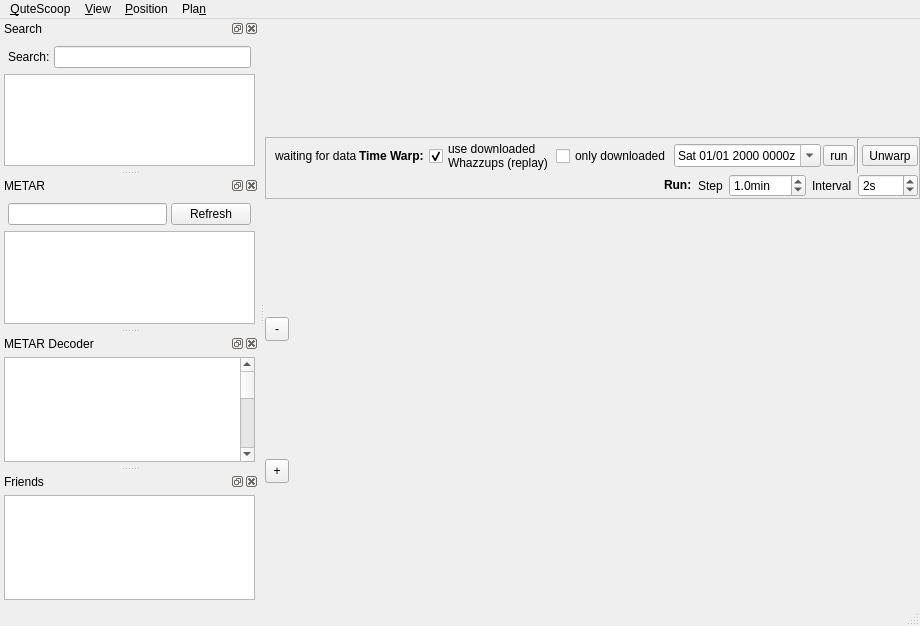
Old version of the form trunk/QuteScoop/src/MainWindow.ui in the repository qutescoop/qutescoop.
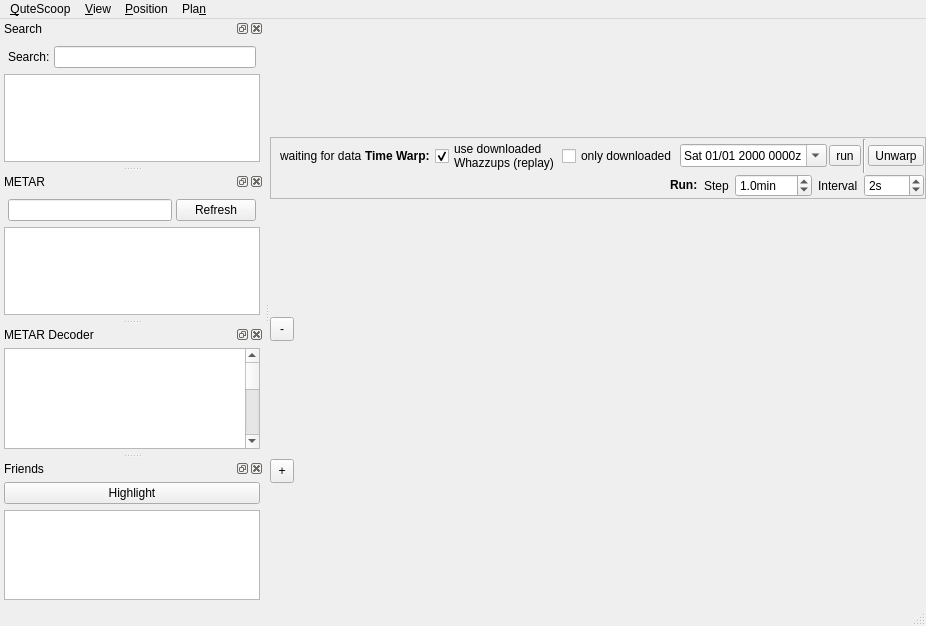
New version of the form. Icons and pictures are not drawn.

Commit message: Version 2.1.6  fixed:   * file naming conventions   * re-enabled View->Sectorview   * re-enabled Whazzup- and Bookings-download-progressbars   * friends-toggling had double update   * formatting error in QuteScoop.sh  added:   * label in launcher visible now (at least on Linux)   * launcher centerred (hopefully working on multi-monitor-systems)  changed:   * wiki-URL has changed

```diff
--- a/trunk/QuteScoop/src/MainWindow.ui
+++ b/trunk/QuteScoop/src/MainWindow.ui
@@ -6,7 +6,7 @@
    <rect>
     <x>0</x>
     <y>0</y>
-    <width>920</width>
+    <width>926</width>
     <height>626</height>
    </rect>
   </property>
@@ -388,8 +388,8 @@
     <rect>
      <x>0</x>
      <y>0</y>
-     <width>920</width>
-     <height>27</height>
+     <width>926</width>
+     <height>21</height>
     </rect>
    </property>
    <property name="statusTip">
@@ -685,38 +685,41 @@
         <string>&lt;!DOCTYPE HTML PUBLIC &quot;-//W3C//DTD HTML 4.0//EN&quot; &quot;http://www.w3.org/TR/REC-html40/strict.dtd&quot;&gt;
 &lt;html&gt;&lt;head&gt;&lt;meta name=&quot;qrichtext&quot; content=&quot;1&quot; /&gt;&lt;style type=&quot;text/css&quot;&gt;
 p, li { white-space: pre-wrap; }
-&lt;/style&gt;&lt;/head&gt;&lt;body style=&quot; font-family:'Ubuntu'; font-size:11pt; font-weight:400; font-style:normal;&quot;&gt;
+&lt;/style&gt;&lt;/head&gt;&lt;body style=&quot; font-family:'MS Shell Dlg 2'; font-size:8.25pt; font-weight:400; font-style:normal;&quot;&gt;
 &lt;table border=&quot;0&quot; style=&quot;-qt-table-type: root; margin-top:4px; margin-bottom:4px; margin-left:4px; margin-right:4px;&quot;&gt;
 &lt;tr&gt;
 &lt;td style=&quot;border: none;&quot;&gt;
-&lt;p style=&quot;-qt-paragraph-type:empty; margin-top:0px; margin-bottom:0px; margin-left:0px; margin-right:0px; -qt-block-indent:0; text-indent:0px;&quot;&gt;&lt;/p&gt;
-&lt;p style=&quot;-qt-paragraph-type:empty; margin-top:0px; margin-bottom:0px; margin-left:0px; margin-right:0px; -qt-block-indent:0; text-indent:0px;&quot;&gt;&lt;/p&gt;
-&lt;p style=&quot;-qt-paragraph-type:empty; margin-top:0px; margin-bottom:0px; margin-left:0px; margin-right:0px; -qt-block-indent:0; text-indent:0px; font-family:'MS Shell Dlg 2'; font-size:8pt;&quot;&gt;&lt;/p&gt;
-&lt;p style=&quot;-qt-paragraph-type:empty; margin-top:0px; margin-bottom:0px; margin-left:0px; margin-right:0px; -qt-block-indent:0; text-indent:0px; font-family:'MS Shell Dlg 2'; font-size:8pt;&quot;&gt;&lt;/p&gt;
-&lt;p style=&quot;-qt-paragraph-type:empty; margin-top:0px; margin-bottom:0px; margin-left:0px; margin-right:0px; -qt-block-indent:0; text-indent:0px; font-family:'MS Shell Dlg 2'; font-size:8pt;&quot;&gt;&lt;/p&gt;
-&lt;p style=&quot;-qt-paragraph-type:empty; margin-top:0px; margin-bottom:0px; margin-left:0px; margin-right:0px; -qt-block-indent:0; text-indent:0px; font-family:'MS Shell Dlg 2'; font-size:8pt;&quot;&gt;&lt;/p&gt;
-&lt;p style=&quot;-qt-paragraph-type:empty; margin-top:0px; margin-bottom:0px; margin-left:0px; margin-right:0px; -qt-block-indent:0; text-indent:0px; font-family:'MS Shell Dlg 2'; font-size:8pt;&quot;&gt;&lt;/p&gt;
-&lt;p style=&quot;-qt-paragraph-type:empty; margin-top:0px; margin-bottom:0px; margin-left:0px; margin-right:0px; -qt-block-indent:0; text-indent:0px; font-family:'MS Shell Dlg 2'; font-size:8pt;&quot;&gt;&lt;/p&gt;
-&lt;p style=&quot;-qt-paragraph-type:empty; margin-top:0px; margin-bottom:0px; margin-left:0px; margin-right:0px; -qt-block-indent:0; text-indent:0px; font-size:10pt;&quot;&gt;&lt;/p&gt;
-&lt;p style=&quot;-qt-paragraph-type:empty; margin-top:0px; margin-bottom:0px; margin-left:0px; margin-right:0px; -qt-block-indent:0; text-indent:0px; font-family:'MS Shell Dlg 2'; font-size:8pt;&quot;&gt;&lt;/p&gt;
-&lt;p style=&quot;-qt-paragraph-type:empty; margin-top:0px; margin-bottom:0px; margin-left:0px; margin-right:0px; -qt-block-indent:0; text-indent:0px; font-size:10pt;&quot;&gt;&lt;/p&gt;
-&lt;p style=&quot;-qt-paragraph-type:empty; margin-top:0px; margin-bottom:0px; margin-left:0px; margin-right:0px; -qt-block-indent:0; text-indent:0px; font-size:10pt;&quot;&gt;&lt;/p&gt;
-&lt;p style=&quot;-qt-paragraph-type:empty; margin-top:0px; margin-bottom:0px; margin-left:0px; margin-right:0px; -qt-block-indent:0; text-indent:0px; font-size:10pt;&quot;&gt;&lt;/p&gt;
-&lt;p style=&quot;-qt-paragraph-type:empty; margin-top:0px; margin-bottom:0px; margin-left:0px; margin-right:0px; -qt-block-indent:0; text-indent:0px; font-size:10pt;&quot;&gt;&lt;/p&gt;
-&lt;p style=&quot;-qt-paragraph-type:empty; margin-top:0px; margin-bottom:0px; margin-left:0px; margin-right:0px; -qt-block-indent:0; text-indent:0px; font-family:'MS Shell Dlg 2'; font-size:8pt;&quot;&gt;&lt;/p&gt;
-&lt;p style=&quot;-qt-paragraph-type:empty; margin-top:0px; margin-bottom:0px; margin-left:0px; margin-right:0px; -qt-block-indent:0; text-indent:0px; font-size:10pt;&quot;&gt;&lt;/p&gt;
-&lt;p style=&quot;-qt-paragraph-type:empty; margin-top:0px; margin-bottom:0px; margin-left:0px; margin-right:0px; -qt-block-indent:0; text-indent:0px; font-family:'MS Shell Dlg 2'; font-size:8pt;&quot;&gt;&lt;/p&gt;
-&lt;p style=&quot;-qt-paragraph-type:empty; margin-top:0px; margin-bottom:0px; margin-left:0px; margin-right:0px; -qt-block-indent:0; text-indent:0px; font-family:'MS Shell Dlg 2'; font-size:8pt;&quot;&gt;&lt;/p&gt;
-&lt;p style=&quot;-qt-paragraph-type:empty; margin-top:0px; margin-bottom:0px; margin-left:0px; margin-right:0px; -qt-block-indent:0; text-indent:0px; font-family:'MS Shell Dlg 2'; font-size:8pt;&quot;&gt;&lt;/p&gt;
-&lt;p style=&quot;-qt-paragraph-type:empty; margin-top:0px; margin-bottom:0px; margin-left:0px; margin-right:0px; -qt-block-indent:0; text-indent:0px; font-family:'MS Shell Dlg 2'; font-size:8pt;&quot;&gt;&lt;/p&gt;
-&lt;p style=&quot;-qt-paragraph-type:empty; margin-top:0px; margin-bottom:0px; margin-left:0px; margin-right:0px; -qt-block-indent:0; text-indent:0px; font-family:'MS Shell Dlg 2'; font-size:8pt;&quot;&gt;&lt;/p&gt;
-&lt;p style=&quot;-qt-paragraph-type:empty; margin-top:0px; margin-bottom:0px; margin-left:0px; margin-right:0px; -qt-block-indent:0; text-indent:0px; font-family:'MS Shell Dlg 2'; font-size:8pt;&quot;&gt;&lt;/p&gt;
-&lt;p style=&quot;-qt-paragraph-type:empty; margin-top:0px; margin-bottom:0px; margin-left:0px; margin-right:0px; -qt-block-indent:0; text-indent:0px; font-family:'MS Shell Dlg 2'; font-size:8pt;&quot;&gt;&lt;/p&gt;
-&lt;p style=&quot;-qt-paragraph-type:empty; margin-top:0px; margin-bottom:0px; margin-left:0px; margin-right:0px; -qt-block-indent:0; text-indent:0px; font-family:'MS Shell Dlg 2'; font-size:8pt;&quot;&gt;&lt;/p&gt;
-&lt;p style=&quot;-qt-paragraph-type:empty; margin-top:0px; margin-bottom:0px; margin-left:0px; margin-right:0px; -qt-block-indent:0; text-indent:0px; font-family:'MS Shell Dlg 2'; font-size:8pt;&quot;&gt;&lt;/p&gt;
-&lt;p style=&quot;-qt-paragraph-type:empty; margin-top:0px; margin-bottom:0px; margin-left:0px; margin-right:0px; -qt-block-indent:0; text-indent:0px; font-family:'MS Shell Dlg 2'; font-size:8pt;&quot;&gt;&lt;/p&gt;
-&lt;p style=&quot;-qt-paragraph-type:empty; margin-top:0px; margin-bottom:0px; margin-left:0px; margin-right:0px; -qt-block-indent:0; text-indent:0px; font-family:'MS Shell Dlg 2'; font-size:8pt;&quot;&gt;&lt;/p&gt;
-&lt;p style=&quot;-qt-paragraph-type:empty; margin-top:0px; margin-bottom:0px; margin-left:0px; margin-right:0px; -qt-block-indent:0; text-indent:0px; font-family:'MS Shell Dlg 2'; font-size:8pt;&quot;&gt;&lt;/p&gt;
+&lt;p style=&quot;-qt-paragraph-type:empty; margin-top:0px; margin-bottom:0px; margin-left:0px; margin-right:0px; -qt-block-indent:0; text-indent:0px; font-size:8pt;&quot;&gt;&lt;/p&gt;
+&lt;p style=&quot;-qt-paragraph-type:empty; margin-top:0px; margin-bottom:0px; margin-left:0px; margin-right:0px; -qt-block-indent:0; text-indent:0px; font-family:'Ubuntu'; font-size:11pt;&quot;&gt;&lt;/p&gt;
+&lt;p style=&quot;-qt-paragraph-type:empty; margin-top:0px; margin-bottom:0px; margin-left:0px; margin-right:0px; -qt-block-indent:0; text-indent:0px; font-family:'Ubuntu'; font-size:11pt;&quot;&gt;&lt;/p&gt;
+&lt;p style=&quot;-qt-paragraph-type:empty; margin-top:0px; margin-bottom:0px; margin-left:0px; margin-right:0px; -qt-block-indent:0; text-indent:0px; font-family:'Ubuntu'; font-size:11pt;&quot;&gt;&lt;/p&gt;
+&lt;p style=&quot;-qt-paragraph-type:empty; margin-top:0px; margin-bottom:0px; margin-left:0px; margin-right:0px; -qt-block-indent:0; text-indent:0px; font-family:'Ubuntu'; font-size:11pt;&quot;&gt;&lt;/p&gt;
+&lt;p style=&quot;-qt-paragraph-type:empty; margin-top:0px; margin-bottom:0px; margin-left:0px; margin-right:0px; -qt-block-indent:0; text-indent:0px; font-size:8pt;&quot;&gt;&lt;/p&gt;
+&lt;p style=&quot;-qt-paragraph-type:empty; margin-top:0px; margin-bottom:0px; margin-left:0px; margin-right:0px; -qt-block-indent:0; text-indent:0px; font-size:8pt;&quot;&gt;&lt;/p&gt;
+&lt;p style=&quot;-qt-paragraph-type:empty; margin-top:0px; margin-bottom:0px; margin-left:0px; margin-right:0px; -qt-block-indent:0; text-indent:0px; font-size:8pt;&quot;&gt;&lt;/p&gt;
+&lt;p style=&quot;-qt-paragraph-type:empty; margin-top:0px; margin-bottom:0px; margin-left:0px; margin-right:0px; -qt-block-indent:0; text-indent:0px; font-size:8pt;&quot;&gt;&lt;/p&gt;
+&lt;p style=&quot;-qt-paragraph-type:empty; margin-top:0px; margin-bottom:0px; margin-left:0px; margin-right:0px; -qt-block-indent:0; text-indent:0px; font-size:8pt;&quot;&gt;&lt;/p&gt;
+&lt;p style=&quot;-qt-paragraph-type:empty; margin-top:0px; margin-bottom:0px; margin-left:0px; margin-right:0px; -qt-block-indent:0; text-indent:0px; font-size:8pt;&quot;&gt;&lt;/p&gt;
+&lt;p style=&quot;-qt-paragraph-type:empty; margin-top:0px; margin-bottom:0px; margin-left:0px; margin-right:0px; -qt-block-indent:0; text-indent:0px; font-family:'Ubuntu'; font-size:10pt;&quot;&gt;&lt;/p&gt;
+&lt;p style=&quot;-qt-paragraph-type:empty; margin-top:0px; margin-bottom:0px; margin-left:0px; margin-right:0px; -qt-block-indent:0; text-indent:0px; font-size:8pt;&quot;&gt;&lt;/p&gt;
+&lt;p style=&quot;-qt-paragraph-type:empty; margin-top:0px; margin-bottom:0px; margin-left:0px; margin-right:0px; -qt-block-indent:0; text-indent:0px; font-family:'Ubuntu'; font-size:10pt;&quot;&gt;&lt;/p&gt;
+&lt;p style=&quot;-qt-paragraph-type:empty; margin-top:0px; margin-bottom:0px; margin-left:0px; margin-right:0px; -qt-block-indent:0; text-indent:0px; font-family:'Ubuntu'; font-size:10pt;&quot;&gt;&lt;/p&gt;
+&lt;p style=&quot;-qt-paragraph-type:empty; margin-top:0px; margin-bottom:0px; margin-left:0px; margin-right:0px; -qt-block-indent:0; text-indent:0px; font-family:'Ubuntu'; font-size:10pt;&quot;&gt;&lt;/p&gt;
+&lt;p style=&quot;-qt-paragraph-type:empty; margin-top:0px; margin-bottom:0px; margin-left:0px; margin-right:0px; -qt-block-indent:0; text-indent:0px; font-family:'Ubuntu'; font-size:10pt;&quot;&gt;&lt;/p&gt;
+&lt;p style=&quot;-qt-paragraph-type:empty; margin-top:0px; margin-bottom:0px; margin-left:0px; margin-right:0px; -qt-block-indent:0; text-indent:0px; font-size:8pt;&quot;&gt;&lt;/p&gt;
+&lt;p style=&quot;-qt-paragraph-type:empty; margin-top:0px; margin-bottom:0px; margin-left:0px; margin-right:0px; -qt-block-indent:0; text-indent:0px; font-family:'Ubuntu'; font-size:10pt;&quot;&gt;&lt;/p&gt;
+&lt;p style=&quot;-qt-paragraph-type:empty; margin-top:0px; margin-bottom:0px; margin-left:0px; margin-right:0px; -qt-block-indent:0; text-indent:0px; font-size:8pt;&quot;&gt;&lt;/p&gt;
+&lt;p style=&quot;-qt-paragraph-type:empty; margin-top:0px; margin-bottom:0px; margin-left:0px; margin-right:0px; -qt-block-indent:0; text-indent:0px; font-size:8pt;&quot;&gt;&lt;/p&gt;
+&lt;p style=&quot;-qt-paragraph-type:empty; margin-top:0px; margin-bottom:0px; margin-left:0px; margin-right:0px; -qt-block-indent:0; text-indent:0px; font-size:8pt;&quot;&gt;&lt;/p&gt;
+&lt;p style=&quot;-qt-paragraph-type:empty; margin-top:0px; margin-bottom:0px; margin-left:0px; margin-right:0px; -qt-block-indent:0; text-indent:0px; font-size:8pt;&quot;&gt;&lt;/p&gt;
+&lt;p style=&quot;-qt-paragraph-type:empty; margin-top:0px; margin-bottom:0px; margin-left:0px; margin-right:0px; -qt-block-indent:0; text-indent:0px; font-size:8pt;&quot;&gt;&lt;/p&gt;
+&lt;p style=&quot;-qt-paragraph-type:empty; margin-top:0px; margin-bottom:0px; margin-left:0px; margin-right:0px; -qt-block-indent:0; text-indent:0px; font-size:8pt;&quot;&gt;&lt;/p&gt;
+&lt;p style=&quot;-qt-paragraph-type:empty; margin-top:0px; margin-bottom:0px; margin-left:0px; margin-right:0px; -qt-block-indent:0; text-indent:0px; font-size:8pt;&quot;&gt;&lt;/p&gt;
+&lt;p style=&quot;-qt-paragraph-type:empty; margin-top:0px; margin-bottom:0px; margin-left:0px; margin-right:0px; -qt-block-indent:0; text-indent:0px; font-size:8pt;&quot;&gt;&lt;/p&gt;
+&lt;p style=&quot;-qt-paragraph-type:empty; margin-top:0px; margin-bottom:0px; margin-left:0px; margin-right:0px; -qt-block-indent:0; text-indent:0px; font-size:8pt;&quot;&gt;&lt;/p&gt;
+&lt;p style=&quot;-qt-paragraph-type:empty; margin-top:0px; margin-bottom:0px; margin-left:0px; margin-right:0px; -qt-block-indent:0; text-indent:0px; font-size:8pt;&quot;&gt;&lt;/p&gt;
+&lt;p style=&quot;-qt-paragraph-type:empty; margin-top:0px; margin-bottom:0px; margin-left:0px; margin-right:0px; -qt-block-indent:0; text-indent:0px; font-size:8pt;&quot;&gt;&lt;/p&gt;
+&lt;p style=&quot;-qt-paragraph-type:empty; margin-top:0px; margin-bottom:0px; margin-left:0px; margin-right:0px; -qt-block-indent:0; text-indent:0px; font-size:8pt;&quot;&gt;&lt;/p&gt;
 &lt;p style=&quot;-qt-paragraph-type:empty; margin-top:0px; margin-bottom:0px; margin-left:0px; margin-right:0px; -qt-block-indent:0; text-indent:0px; font-family:'UnDotum'; font-size:10pt;&quot;&gt;&lt;/p&gt;
 &lt;p style=&quot;-qt-paragraph-type:empty; margin-top:0px; margin-bottom:0px; margin-left:0px; margin-right:0px; -qt-block-indent:0; text-indent:0px; font-family:'Lucida Grande'; font-size:13pt;&quot;&gt;&lt;/p&gt;&lt;/td&gt;&lt;/tr&gt;&lt;/table&gt;&lt;/body&gt;&lt;/html&gt;</string>
        </property>
@@ -747,6 +750,19 @@
      <property name="margin">
       <number>4</number>
      </property>
+     <item>
+      <widget class="QPushButton" name="pb_highlightFriends">
+       <property name="text">
+        <string>Highlight</string>
+       </property>
+       <property name="checkable">
+        <bool>true</bool>
+       </property>
+       <property name="checked">
+        <bool>false</bool>
+       </property>
+      </widget>
+     </item>
      <item>
       <widget class="QTreeView" name="friendsList">
        <property name="toolTip">
```
Left out of the diff: 38 changed lines with no effect on the pictures. The commit also changes 61 other files.
